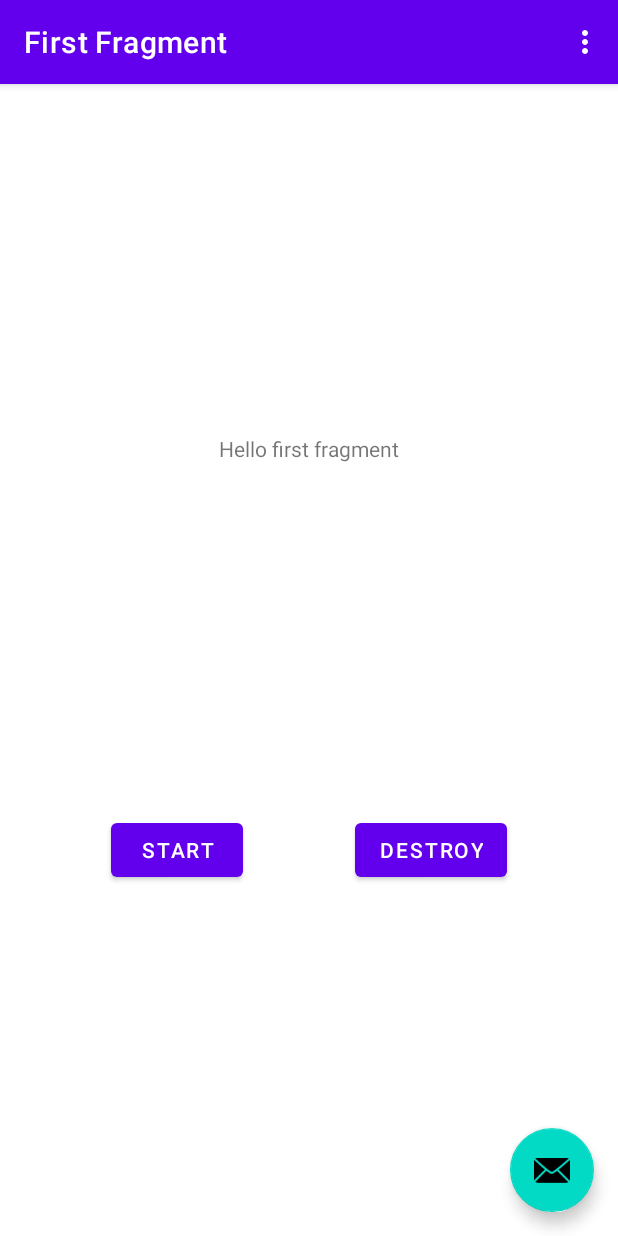
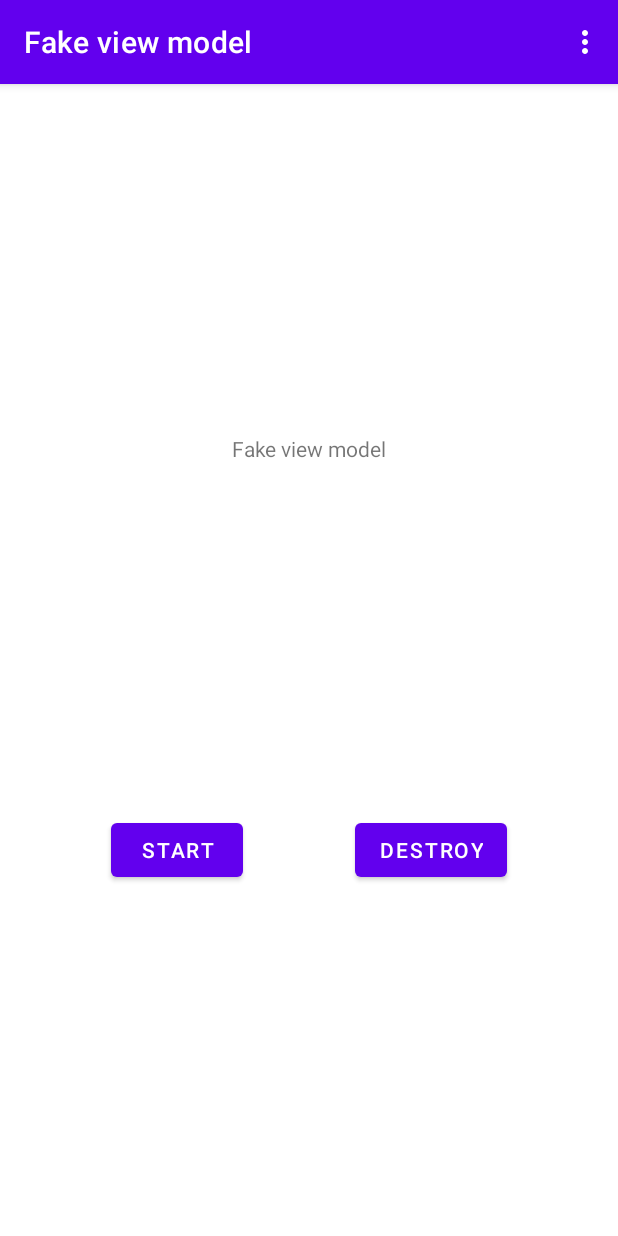
Before and after one commit to JakubMosakowski/coroutines-playground, an Android app: the screen it shows after launch (MainActivity), on a phone screen of 412 x 824 dp. Run offline under Robolectric (Android 15) with nearby library versions, the phone set to English and light mode, and no system bars; our stand-ins replace navigation-ui.

```diff
--- a/app/build.gradle
+++ b/app/build.gradle
@@ -7,7 +7,7 @@ android {
     compileSdk 32
 
     defaultConfig {
-        applicationId "com.jakmos.coroutines_playground"
+        applicationId "com.jakmos.coroutinesplayground"
         minSdk 21
         targetSdk 32
         versionCode 1
--- a/app/src/main/AndroidManifest.xml
+++ b/app/src/main/AndroidManifest.xml
@@ -1,7 +1,7 @@
 <?xml version="1.0" encoding="utf-8"?>
 <manifest xmlns:android="http://schemas.android.com/apk/res/android"
     xmlns:tools="http://schemas.android.com/tools"
-    package="com.jakmos.coroutines_playground">
+    package="com.jakmos.coroutinesplayground">
 
     <application
         android:allowBackup="true"
@@ -14,7 +14,7 @@
         android:theme="@style/Theme.Coroutinesplayground"
         tools:targetApi="31">
         <activity
-            android:name=".MainActivity"
+            android:name="com.jakmos.coroutinesplayground.MainActivity"
             android:exported="true"
             android:label="@string/app_name"
             android:theme="@style/Theme.Coroutinesplayground.NoActionBar">
--- a/app/src/main/java/com/jakmos/coroutines_playground/MainActivity.kt
+++ b/app/src/main/java/com/jakmos/coroutinesplayground/MainActivity.kt
@@ -1,15 +1,14 @@
-package com.jakmos.coroutines_playground
+package com.jakmos.coroutinesplayground
 
 import android.os.Bundle
-import com.google.android.material.snackbar.Snackbar
+import android.view.Menu
+import android.view.MenuItem
 import androidx.appcompat.app.AppCompatActivity
 import androidx.navigation.findNavController
 import androidx.navigation.ui.AppBarConfiguration
 import androidx.navigation.ui.navigateUp
 import androidx.navigation.ui.setupActionBarWithNavController
-import android.view.Menu
-import android.view.MenuItem
-import com.jakmos.coroutines_playground.databinding.ActivityMainBinding
+import com.jakmos.coroutinesplayground.databinding.ActivityMainBinding
 
 class MainActivity : AppCompatActivity() {
 
@@ -24,35 +23,31 @@ class MainActivity : AppCompatActivity() {
 
         setSupportActionBar(binding.toolbar)
 
-        val navController = findNavController(R.id.nav_host_fragment_content_main)
         appBarConfiguration = AppBarConfiguration(navController.graph)
         setupActionBarWithNavController(navController, appBarConfiguration)
-
-        binding.fab.setOnClickListener { view ->
-            Snackbar.make(view, "Replace with your own action", Snackbar.LENGTH_LONG)
-                .setAction("Action", null).show()
-        }
     }
 
     override fun onCreateOptionsMenu(menu: Menu): Boolean {
-        // Inflate the menu; this adds items to the action bar if it is present.
         menuInflater.inflate(R.menu.menu_main, menu)
         return true
     }
 
-    override fun onOptionsItemSelected(item: MenuItem): Boolean {
-        // Handle action bar item clicks here. The action bar will
-        // automatically handle clicks on the Home/Up button, so long
-        // as you specify a parent activity in AndroidManifest.xml.
-        return when (item.itemId) {
-            R.id.action_settings -> true
+    override fun onOptionsItemSelected(item: MenuItem): Boolean = when (item.itemId) {
+            R.id.action_fake_view_model -> {
+                navController.navigate(R.id.toFakeViewModelFragment)
+                true
+            }
+            R.id.action_service -> {
+                navController.navigate(R.id.toServiceFragment)
+                true
+            }
             else -> super.onOptionsItemSelected(item)
-        }
     }
 
     override fun onSupportNavigateUp(): Boolean {
-        val navController = findNavController(R.id.nav_host_fragment_content_main)
         return navController.navigateUp(appBarConfiguration)
                 || super.onSupportNavigateUp()
     }
+
+    private val navController get() = findNavController(R.id.nav_host_fragment_content_main)
 }
--- a/app/src/main/java/com/jakmos/coroutines_playground/FakeViewModel.kt
+++ b/app/src/main/java/com/jakmos/coroutinesplayground/fakeviewmodel/FakeViewModel.kt
@@ -1,4 +1,4 @@
-package com.jakmos.coroutines_playground
+package com.jakmos.coroutinesplayground.fakeviewmodel
 
 import android.util.Log
 import kotlinx.coroutines.CoroutineExceptionHandler
--- a/app/src/main/java/com/jakmos/coroutines_playground/FirstFragment.kt
+++ b/app/src/main/java/com/jakmos/coroutinesplayground/fakeviewmodel/FakeViewModelFragment.kt
@@ -1,19 +1,18 @@
-package com.jakmos.coroutines_playground
+package com.jakmos.coroutinesplayground.fakeviewmodel
 
 import android.os.Bundle
 import android.view.LayoutInflater
 import android.view.View
 import android.view.ViewGroup
 import androidx.fragment.app.Fragment
-import androidx.fragment.app.viewModels
-import com.jakmos.coroutines_playground.databinding.FragmentFirstBinding
+import com.jakmos.coroutinesplayground.databinding.FragmentFakeViewModelBinding
 
 /**
  * A simple [Fragment] subclass as the default destination in the navigation.
  */
-class FirstFragment : Fragment() {
+class FakeViewModelFragment : Fragment() {
 
-    private var _binding: FragmentFirstBinding? = null
+    private var _binding: FragmentFakeViewModelBinding? = null
 
     // This property is only valid between onCreateView and
     // onDestroyView.
@@ -26,7 +25,7 @@ class FirstFragment : Fragment() {
         savedInstanceState: Bundle?
     ): View {
 
-        _binding = FragmentFirstBinding.inflate(inflater, container, false)
+        _binding = FragmentFakeViewModelBinding.inflate(inflater, container, false)
         return binding.root
     }
 
--- a/app/src/main/res/layout/activity_main.xml
+++ b/app/src/main/res/layout/activity_main.xml
@@ -22,13 +22,4 @@
 
     <include layout="@layout/content_main" />
 
-    <com.google.android.material.floatingactionbutton.FloatingActionButton
-        android:id="@+id/fab"
-        android:layout_width="wrap_content"
-        android:layout_height="wrap_content"
-        android:layout_gravity="bottom|end"
-        android:layout_marginEnd="@dimen/fab_margin"
-        android:layout_marginBottom="16dp"
-        app:srcCompat="@android:drawable/ic_dialog_email" />
-
 </androidx.coordinatorlayout.widget.CoordinatorLayout>
--- /dev/null
+++ b/app/src/main/res/layout/fragment_fake_view_model.xml
@@ -0,0 +1,36 @@
+<?xml version="1.0" encoding="utf-8"?>
+<androidx.constraintlayout.widget.ConstraintLayout xmlns:android="http://schemas.android.com/apk/res/android"
+    xmlns:app="http://schemas.android.com/apk/res-auto"
+    android:layout_width="match_parent"
+    android:layout_height="match_parent">
+
+    <TextView
+        android:id="@+id/title"
+        android:layout_width="wrap_content"
+        android:layout_height="wrap_content"
+        android:text="@string/fake_view_model"
+        app:layout_constraintBottom_toTopOf="@id/button_destroy"
+        app:layout_constraintEnd_toEndOf="parent"
+        app:layout_constraintStart_toStartOf="parent"
+        app:layout_constraintTop_toTopOf="parent" />
+
+    <Button
+        android:id="@+id/button_start"
+        android:layout_width="wrap_content"
+        android:layout_height="wrap_content"
+        android:text="@string/start"
+        app:layout_constraintBottom_toBottomOf="parent"
+        app:layout_constraintEnd_toStartOf="@+id/button_destroy"
+        app:layout_constraintStart_toStartOf="parent"
+        app:layout_constraintTop_toBottomOf="@id/title" />
+
+    <Button
+        android:id="@+id/button_destroy"
+        android:layout_width="wrap_content"
+        android:layout_height="wrap_content"
+        android:text="@string/destroy"
+        app:layout_constraintBottom_toBottomOf="parent"
+        app:layout_constraintEnd_toEndOf="parent"
+        app:layout_constraintStart_toEndOf="@id/button_start"
+        app:layout_constraintTop_toBottomOf="@id/title" />
+</androidx.constraintlayout.widget.ConstraintLayout>
--- a/app/src/main/res/layout/fragment_first.xml
+++ b/app/src/main/res/layout/fragment_service.xml
@@ -1,16 +1,14 @@
 <?xml version="1.0" encoding="utf-8"?>
 <androidx.constraintlayout.widget.ConstraintLayout xmlns:android="http://schemas.android.com/apk/res/android"
     xmlns:app="http://schemas.android.com/apk/res-auto"
-    xmlns:tools="http://schemas.android.com/tools"
     android:layout_width="match_parent"
-    android:layout_height="match_parent"
-    tools:context=".FirstFragment">
+    android:layout_height="match_parent">
 
     <TextView
-        android:id="@+id/textview_first"
+        android:id="@+id/title"
         android:layout_width="wrap_content"
         android:layout_height="wrap_content"
-        android:text="@string/hello_first_fragment"
+        android:text="@string/service"
         app:layout_constraintBottom_toTopOf="@id/button_destroy"
         app:layout_constraintEnd_toEndOf="parent"
         app:layout_constraintStart_toStartOf="parent"
@@ -24,7 +22,7 @@
         app:layout_constraintBottom_toBottomOf="parent"
         app:layout_constraintEnd_toStartOf="@+id/button_destroy"
         app:layout_constraintStart_toStartOf="parent"
-        app:layout_constraintTop_toBottomOf="@id/textview_first" />
+        app:layout_constraintTop_toBottomOf="@id/title" />
 
     <Button
         android:id="@+id/button_destroy"
@@ -34,5 +32,5 @@
         app:layout_constraintBottom_toBottomOf="parent"
         app:layout_constraintEnd_toEndOf="parent"
         app:layout_constraintStart_toEndOf="@id/button_start"
-        app:layout_constraintTop_toBottomOf="@id/textview_first" />
+        app:layout_constraintTop_toBottomOf="@id/title" />
 </androidx.constraintlayout.widget.ConstraintLayout>
--- a/app/src/main/res/menu/menu_main.xml
+++ b/app/src/main/res/menu/menu_main.xml
@@ -1,10 +1,14 @@
 <menu xmlns:android="http://schemas.android.com/apk/res/android"
     xmlns:app="http://schemas.android.com/apk/res-auto"
     xmlns:tools="http://schemas.android.com/tools"
-    tools:context="com.jakmos.coroutines_playground.MainActivity">
+    tools:context="com.jakmos.coroutinesplayground.MainActivity">
     <item
-        android:id="@+id/action_settings"
-        android:orderInCategory="100"
-        android:title="@string/action_settings"
+        android:id="@+id/action_fake_view_model"
+        android:title="@string/fake_view_model"
+        app:showAsAction="never" />
+
+    <item
+        android:id="@+id/action_service"
+        android:title="@string/service"
         app:showAsAction="never" />
 </menu>
--- a/app/src/main/res/navigation/nav_graph.xml
+++ b/app/src/main/res/navigation/nav_graph.xml
@@ -3,26 +3,25 @@
     xmlns:app="http://schemas.android.com/apk/res-auto"
     xmlns:tools="http://schemas.android.com/tools"
     android:id="@+id/nav_graph"
-    app:startDestination="@id/FirstFragment">
+    app:startDestination="@id/FakeViewModelFragment">
+
+    <action
+        android:id="@+id/toServiceFragment"
+        app:destination="@id/ServiceFragment" />
+
+    <action
+        android:id="@+id/toFakeViewModelFragment"
+        app:destination="@id/FakeViewModelFragment" />
 
     <fragment
-        android:id="@+id/FirstFragment"
-        android:name="com.jakmos.coroutines_playground.FirstFragment"
-        android:label="@string/first_fragment_label"
-        tools:layout="@layout/fragment_first">
+        android:id="@+id/FakeViewModelFragment"
+        android:name="com.jakmos.coroutinesplayground.fakeviewmodel.FakeViewModelFragment"
+        android:label="@string/fake_view_model"
+        tools:layout="@layout/fragment_fake_view_model" />
 
-        <action
-            android:id="@+id/action_FirstFragment_to_SecondFragment"
-            app:destination="@id/SecondFragment" />
-    </fragment>
     <fragment
-        android:id="@+id/SecondFragment"
-        android:name="com.jakmos.coroutines_playground.SecondFragment"
-        android:label="@string/second_fragment_label"
-        tools:layout="@layout/fragment_second">
-
-        <action
-            android:id="@+id/action_SecondFragment_to_FirstFragment"
-            app:destination="@id/FirstFragment" />
-    </fragment>
+        android:id="@+id/ServiceFragment"
+        android:name="com.jakmos.coroutinesplayground.service.ServiceFragment"
+        android:label="@string/service"
+        tools:layout="@layout/fragment_service" />
 </navigation>
--- a/app/src/main/res/values/strings.xml
+++ b/app/src/main/res/values/strings.xml
@@ -1,14 +1,8 @@
 <resources>
     <string name="app_name">coroutines-playground</string>
-    <string name="action_settings">Settings</string>
     <!-- Strings used for fragments for navigation -->
-    <string name="first_fragment_label">First Fragment</string>
-    <string name="second_fragment_label">Second Fragment</string>
-    <string name="next">Next</string>
     <string name="start">Start</string>
     <string name="destroy">Destroy</string>
-    <string name="previous">Previous</string>
-
-    <string name="hello_first_fragment">Hello first fragment</string>
-    <string name="hello_second_fragment">Hello second fragment. Arg: %1$s</string>
+    <string name="fake_view_model">Fake view model</string>
+    <string name="service">Service</string>
 </resources>
```
Also changed, not shown: app/src/main/java/com/jakmos/coroutinesplayground/service/SampleService.kt (added, +26 -0 lines), app/src/main/java/com/jakmos/coroutinesplayground/service/ServiceController.kt (added, +8 -0 lines), app/src/main/java/com/jakmos/coroutinesplayground/service/ServiceFragment.kt (renamed from app/src/main/java/com/jakmos/coroutines_playground/SecondFragment.kt, +16 -12 lines), app/src/main/res/layout/fragment_second.xml (deleted, +0 -27 lines), 3 other files.
